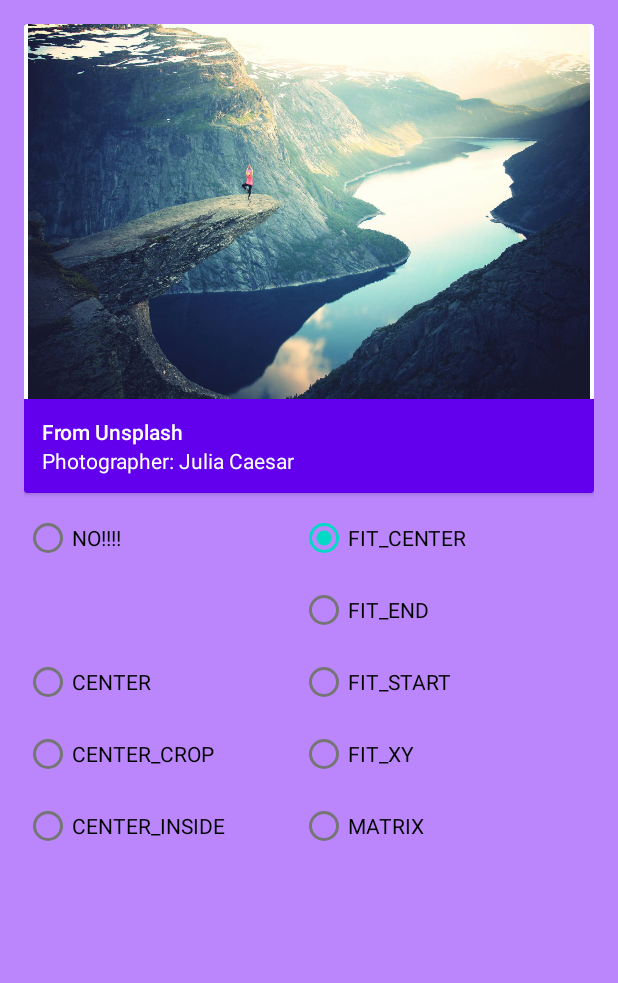
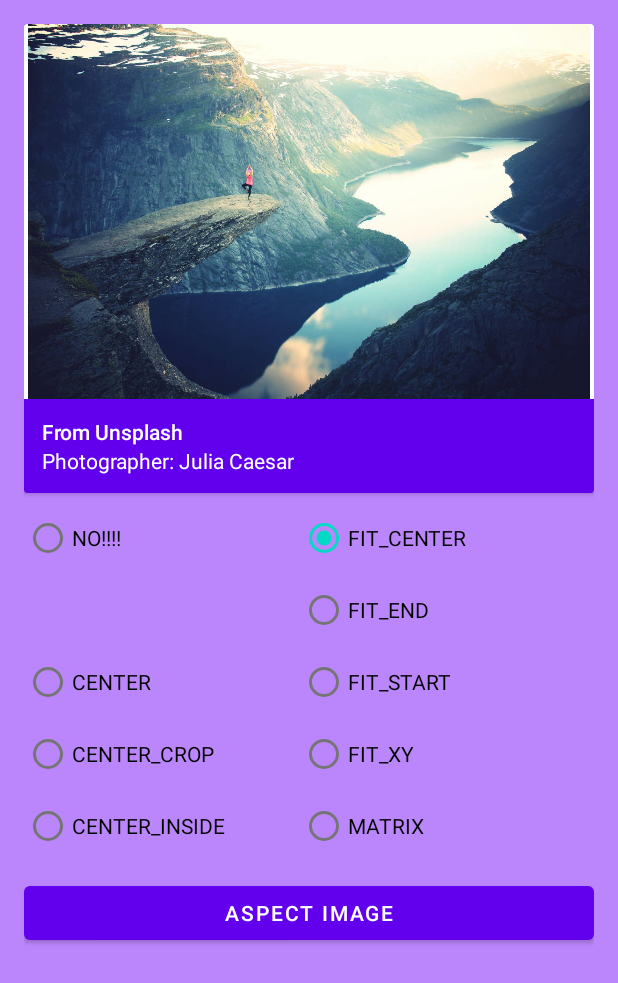
Before and after one commit to AnkurJagani/ImageGraphy, an Android app: the screen it shows after launch (MainActivity), on a phone screen of 412 x 824 dp. Shown: the top 983 px of the screen. Run offline under Robolectric (Android 15) with nearby library versions, the phone set to English and light mode, and no system bars.

Commit message:
aspect image class

```diff
--- a/app/src/main/AndroidManifest.xml
+++ b/app/src/main/AndroidManifest.xml
@@ -16,6 +16,7 @@
                 <category android:name="android.intent.category.LAUNCHER" />
             </intent-filter>
         </activity>
+        <activity android:name=".AspectImageActivity" />
     </application>
 
 </manifest>
--- a/app/src/main/java/com/ankur/imagegraphy/MainActivity.java
+++ b/app/src/main/java/com/ankur/imagegraphy/MainActivity.java
@@ -16,6 +16,7 @@
 package com.ankur.imagegraphy;
 
 
+import android.content.Intent;
 import android.content.res.Resources;
 import android.graphics.Matrix;
 import android.os.Bundle;
@@ -25,6 +26,8 @@ import android.widget.ImageView;
 import android.widget.RadioButton;
 
 import androidx.appcompat.app.AppCompatActivity;
+
+import com.google.android.material.button.MaterialButton;
 
 import static android.widget.ImageView.*;
 
@@ -59,6 +62,7 @@ public class MainActivity extends AppCompatActivity implements View.OnClickListe
         fitXYBtn = findViewById(R.id.fitXYBtn);
         matrixBtn = findViewById(R.id.matrixBtn);
 
+
         noneBtn.setOnClickListener(this);
         centerBtn.setOnClickListener(this);
         centerCropBtn.setOnClickListener(this);
@@ -73,6 +77,8 @@ public class MainActivity extends AppCompatActivity implements View.OnClickListe
         matrix = new Matrix();
         matrix.postScale(0.5f, 0.5f);
         matrix.postTranslate(100, 100);
+
+        findViewById(R.id.btnAspectImage).setOnClickListener(view -> startActivity(new Intent(MainActivity.this, AspectImageActivity.class)));
     }
 
     public RadioButton getSelectedRadio(View view) {
--- a/app/src/main/res/layout/activity_main.xml
+++ b/app/src/main/res/layout/activity_main.xml
@@ -149,6 +149,14 @@
                     android:layout_column="2"
                     android:text="MATRIX" />
             </GridLayout>
+
+
+            <com.google.android.material.button.MaterialButton
+                android:id="@+id/btnAspectImage"
+                android:layout_width="match_parent"
+                android:layout_height="wrap_content"
+                android:layout_marginTop="10dp"
+                android:text="@string/str_aspect_image" />
         </LinearLayout>
     </ScrollView>
 
--- a/app/src/main/res/values/strings.xml
+++ b/app/src/main/res/values/strings.xml
@@ -1,3 +1,4 @@
 <resources>
     <string name="app_name">ImageGraphy</string>
+    <string name="str_aspect_image">Aspect Image</string>
 </resources>
```
Also changed, not shown: app/src/main/java/com/ankur/imagegraphy/AspectImageActivity.java (added, +31 -0 lines), app/src/main/java/com/ankur/imagegraphy/ThreeTwoImageView.java (added, +31 -0 lines), app/src/main/res/layout/activity_aspect_image.xml (added, +27 -0 lines).
